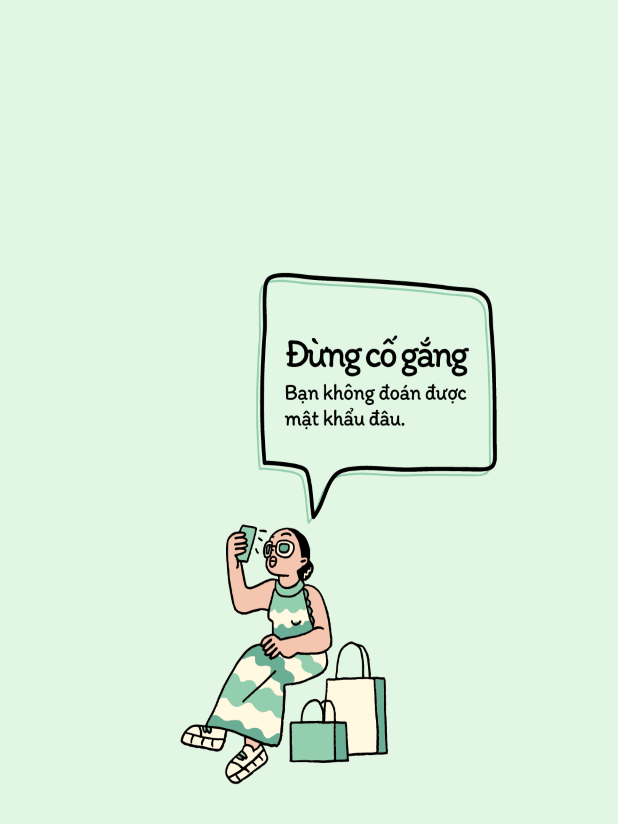
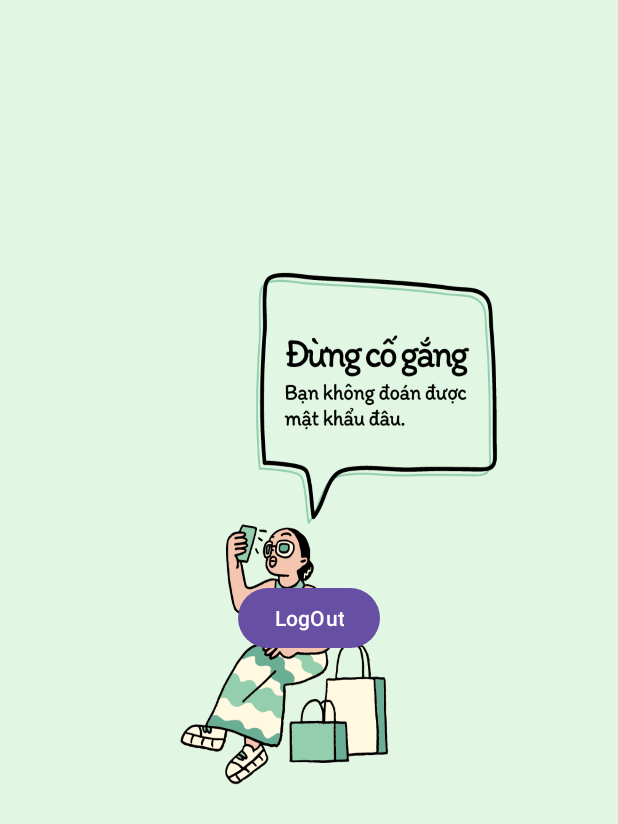
Before and after one commit to trunglv2303/DoAnCoso3, an Android app: the MainActivity screen opened directly, with no data from a screen before it, on a phone screen of 412 x 824 dp. Shown: the top 824 px of the screen. Run offline under Robolectric (Android 15) with nearby library versions, the phone set to English and light mode, and no system bars; our stand-ins replace Firebase (no records; nobody signed in at launch, a user with empty details on screens opened directly), data binding.

Commit message:
16032024_Update_lib

```diff
--- a/DACS3/app/build.gradle.kts
+++ b/DACS3/app/build.gradle.kts
@@ -51,4 +51,8 @@ dependencies {
     testImplementation("junit:junit:4.13.2")
     androidTestImplementation("androidx.test.ext:junit:1.1.5")
     androidTestImplementation("androidx.test.espresso:espresso-core:3.5.1")
+    //Thư viện upload ảnh
+    implementation ("com.github.bumptech.glide:glide:4.16.0")
+    // Thư viện ảnh hình tròn
+    implementation ("de.hdodenhof:circleimageview:3.1.0")
 }
--- a/DACS3/app/src/main/java/com/lmh/minhhoang/dacs3/MainActivity.kt
+++ b/DACS3/app/src/main/java/com/lmh/minhhoang/dacs3/MainActivity.kt
@@ -1,7 +1,10 @@
 package com.lmh.minhhoang.dacs3
 
+import android.content.Intent
 import androidx.appcompat.app.AppCompatActivity
 import android.os.Bundle
+import com.google.firebase.auth.FirebaseAuth
+import com.google.firebase.ktx.Firebase
 import com.lmh.minhhoang.dacs3.databinding.ActivityMainBinding
 
 class MainActivity : AppCompatActivity() {
@@ -10,5 +13,15 @@ class MainActivity : AppCompatActivity() {
         super.onCreate(savedInstanceState)
         binding = ActivityMainBinding.inflate(layoutInflater)
         setContentView(binding.root)
+        binding.logout.setOnClickListener{
+            logout()
+        }
+    }
+    private fun logout()
+    {
+        FirebaseAuth.getInstance().signOut()
+        val intent = Intent(this@MainActivity,LoginActivity::class.java)
+        startActivity(intent)
+        finish()
     }
 }
--- a/DACS3/app/src/main/res/layout/activity_main.xml
+++ b/DACS3/app/src/main/res/layout/activity_main.xml
@@ -9,6 +9,14 @@
         android:background="@drawable/backgroud">
 
 
-
+        <Button
+            android:id="@+id/logout"
+            android:layout_width="wrap_content"
+            android:text="LogOut"
+            android:layout_height="wrap_content"
+            app:layout_constraintBottom_toBottomOf="parent"
+            app:layout_constraintEnd_toEndOf="parent"
+            app:layout_constraintStart_toStartOf="parent"
+            app:layout_constraintTop_toTopOf="parent" />
     </androidx.constraintlayout.widget.ConstraintLayout>
 </layout>
```
